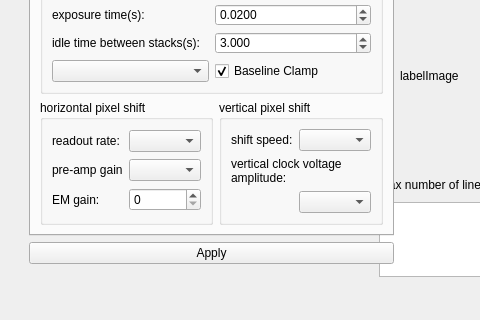
Before: the Qt Designer form imagine.ui in HolyLab/Imagine, drawn with Qt 5; both pictures show x 0 to 480 and y 323 to 643 of the 763 by 643 pixel window.
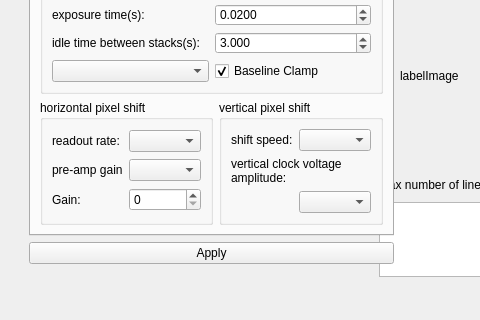
After: the same form once the commit is applied. Icons and pictures are not drawn. Custom widgets are drawn as their Qt base class.

Commit message: rename emGain to gain and use it as generic gain

Patch:
```diff
--- a/imagine.ui
+++ b/imagine.ui
@@ -387,7 +387,7 @@
                <item row="2" column="0">
                 <widget class="QLabel" name="label_14">
                  <property name="text">
-                  <string>EM gain:</string>
+                  <string>Gain:</string>
                  </property>
                 </widget>
                </item>
```
Left out of the diff: 2 changed lines with no effect on the pictures.
